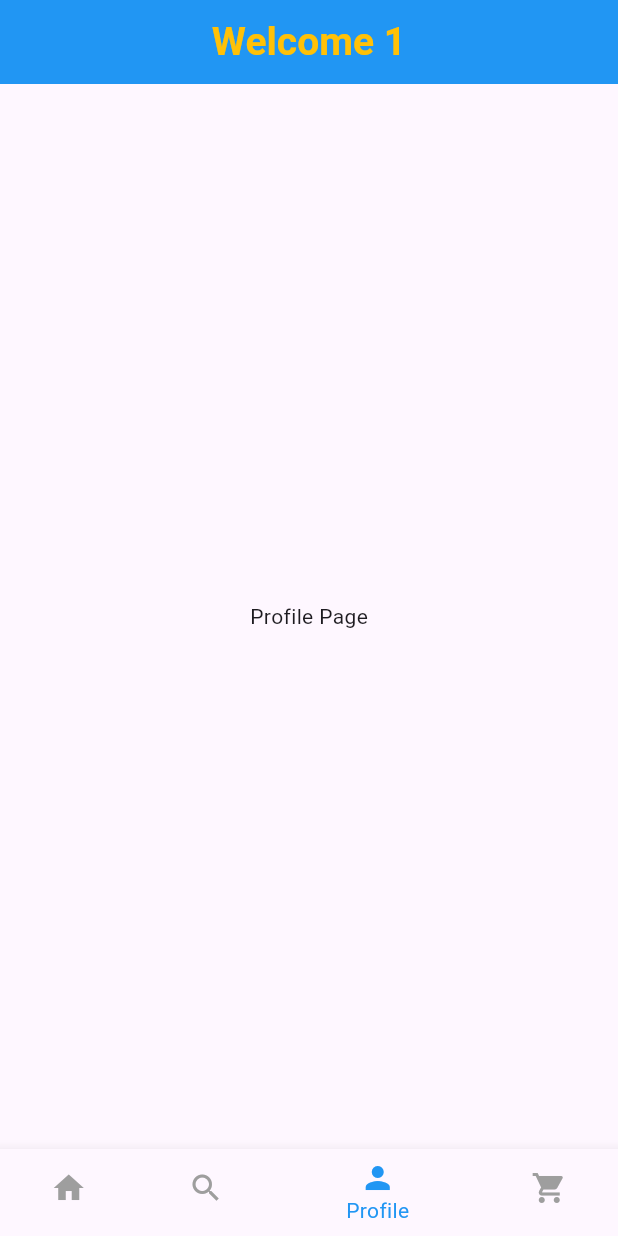
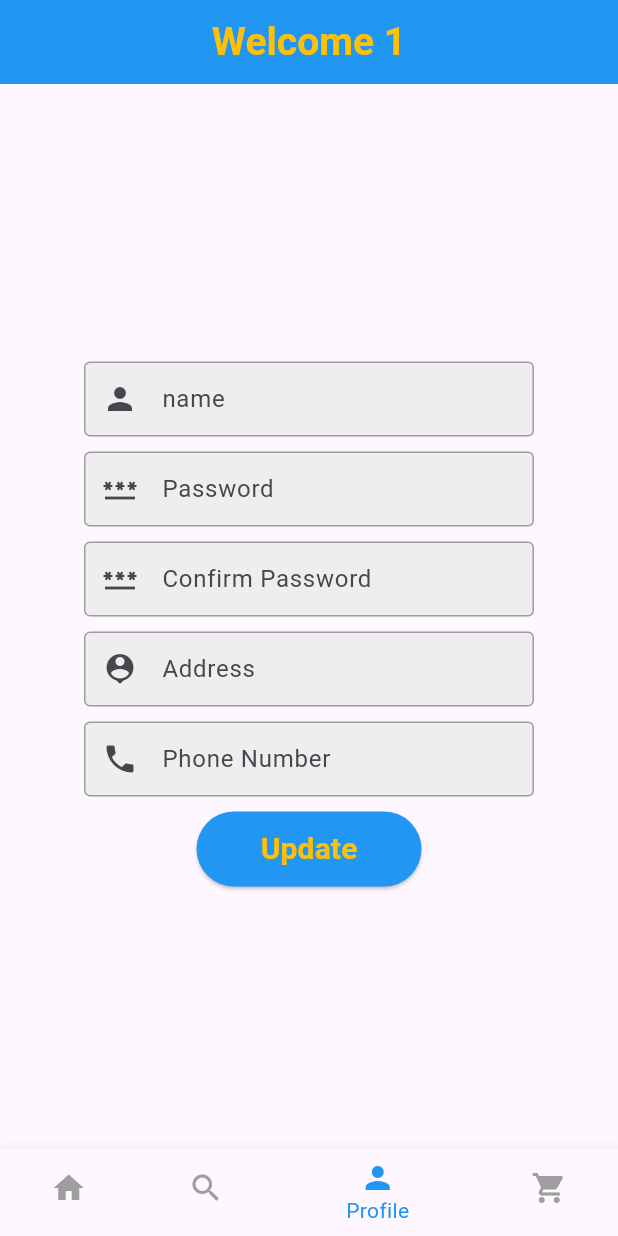
Before and after one commit to MINA000000/design_pattern, a Flutter app: the screen it shows after launch, item 3 of the bottom bar chosen, on a phone screen of 412 x 824 dp. Run offline on Flutter 3.47's test engine with Material 3 defaults, Android fonts, the phone set to English and light mode, and no system bars; our stand-ins replace sqflite, sqflite_common_ffi; accounts and stored records are empty.

Commit message:
profile update done

```diff
--- a/lib/home_screen.dart
+++ b/lib/home_screen.dart
@@ -1,6 +1,6 @@
 import 'package:design_pattern/cart_page.dart';
 import 'package:design_pattern/home_page.dart';
-import 'package:design_pattern/profile_page.dart';
+import 'package:design_pattern/profile/profile_page.dart';
 import 'package:design_pattern/search_page.dart';
 import 'package:flutter/material.dart';
 
@@ -22,7 +22,7 @@ class _HomeScreenState extends State<HomeScreen> {
     _pages = [
       HomePage(id_customer: widget.id_customer),
       SearchPage(),
-      ProfilePage(),
+      ProfilePage(customer_id: widget.id_customer,),
       CartPage( customer_id: 1,),
     ];
   }
--- a/lib/main.dart
+++ b/lib/main.dart
@@ -1,5 +1,7 @@
 import 'package:design_pattern/home_screen.dart';
 import 'package:design_pattern/login_singup/first_screen.dart';
+import 'package:design_pattern/login_singup/sign_up.dart';
+import 'package:design_pattern/profile/profile_page.dart';
 import 'package:flutter/material.dart';
 import 'package:provider/provider.dart';
 import 'package:sqflite_common_ffi/sqflite_ffi.dart';
--- /dev/null
+++ b/lib/profile/profile_page.dart
@@ -0,0 +1,281 @@
+import 'package:design_pattern/home_screen.dart';
+import 'package:design_pattern/single_data_base.dart';
+import 'package:flutter/material.dart';
+
+class ProfilePage extends StatefulWidget {
+  int customer_id;
+
+  ProfilePage({required this.customer_id});
+
+  @override
+  State<ProfilePage> createState() => _ProfilePageState();
+}
+
+class _ProfilePageState extends State<ProfilePage> {
+  bool isEmailTaken = false;
+  bool isNameTaken = false;
+  bool isFieldEmpty = false;
+
+  TextEditingController _nameController = TextEditingController();
+  TextEditingController _passwordController = TextEditingController();
+  TextEditingController _confirmPasswordController = TextEditingController();
+  TextEditingController _addressController = TextEditingController();
+  TextEditingController _phoneController = TextEditingController();
+  String buttonName = "Update";
+  Color color = Colors.blue;
+
+  @override
+  Widget build(BuildContext context) {
+    return Scaffold(
+      body: Column(
+        mainAxisAlignment: MainAxisAlignment.center,
+        children: [
+          // Email TextField
+          SizedBox(
+            height: 10,
+          ),
+          TextFieldWidget(
+              hintText: "Enter your Name",
+              textInputType: TextInputType.text,
+              controller: _nameController,
+              icon: Icons.person,
+              isTaken: isNameTaken,
+              isFieldEmpty: isFieldEmpty,
+              labelText: "name"),
+
+          SizedBox(
+            height: 10,
+          ),
+          TextFieldWidget(
+              hintText: "Enter your Password",
+              textInputType: TextInputType.visiblePassword,
+              controller: _passwordController,
+              icon: Icons.password,
+              isTaken: false,
+              isFieldEmpty: isFieldEmpty,
+              labelText: "Password"),
+
+          SizedBox(
+            height: 10,
+          ),
+          TextFieldWidget(
+              hintText: "confirm Password",
+              textInputType: TextInputType.visiblePassword,
+              controller: _confirmPasswordController,
+              icon: Icons.password,
+              isTaken: false,
+              isFieldEmpty: isFieldEmpty,
+              labelText: "Confirm Password"),
+
+          SizedBox(
+            height: 10,
+          ),
+          TextFieldWidget(
+              hintText: "Enter your Address",
+              textInputType: TextInputType.text,
+              controller: _addressController,
+              icon: Icons.location_history,
+              isTaken: false,
+              isFieldEmpty: isFieldEmpty,
+              labelText: "Address"),
+
+          SizedBox(
+            height: 10,
+          ),
+          TextFieldWidget(
+              hintText: "Enter your phone number",
+              textInputType: TextInputType.text,
+              controller: _phoneController,
+              icon: Icons.phone,
+              isTaken: false,
+              isFieldEmpty: isFieldEmpty,
+              labelText: "Phone Number"),
+
+          SizedBox(height: 10),
+          // Sign Up Button
+          Center(
+            child: SizedBox(
+              width: 150,
+              height: 50,
+              child: ElevatedButton(
+                onPressed: () async {
+                  // List<Map> responseall = await Database.database.readData("SELECT * FROM customers");
+                  // print(responseall);
+                  // return;
+                  if (_nameController.text.isEmpty ||
+                      _phoneController.text.isEmpty ||
+                      _addressController.text.isEmpty ||
+                      _confirmPasswordController.text.isEmpty ||
+                      _passwordController.text.isEmpty) {
+                    isFieldEmpty = true;
+                    setState(() {});
+                    return;
+                  }
+                  String sql =
+                      "SELECT * FROM customers WHERE username = '${_nameController.text}'";
+                  List<Map> response = await Database.database.readData(sql);
+                  print(response);
+                  if (response.length >= 2 ||
+                      (response.length == 1 &&
+                          response[0]['id_customer'] != widget.customer_id)) {
+                    print("Name already exist========================");
+                    isNameTaken = true;
+                    setState(() {});
+                    return;
+                  }
+
+                  if (_passwordController.text !=
+                      _confirmPasswordController.text) {
+                    buttonName = "Wrong pas";
+                    color = Colors.red;
+                    setState(() {});
+                    return;
+                  }
+                  int res = await Database.database.updateData('''
+                      UPDATE customers
+                      SET username = '${_nameController.text}', password = '${_passwordController.text}', address = '${_addressController.text}', phone = '${_phoneController.text}'
+                      WHERE id_customer = ${widget.customer_id};
+                      ''');
+                  if (res > 0) {
+                    print("done baby ================================");
+                    buttonName = "Done";
+                    color = Colors.green;
+                    _nameController.clear();
+                    _passwordController.clear();
+                    _confirmPasswordController.clear();
+                    _addressController.clear();
+                    _phoneController.clear();
+                    setState(() {});
+                  }
+                  print(res);
+                },
+                child: Text(
+                  buttonName,
+                  style: TextStyle(
+                      color: Colors.amber,
+                      fontSize: 20,
+                      fontWeight: FontWeight.bold),
+                ),
+                style: ElevatedButton.styleFrom(
+                  backgroundColor: color,
+                ),
+              ),
+            ),
+          ),
+        ],
+      ),
+    );
+  }
+}
+
+class TextFieldWidget extends StatelessWidget {
+  String hintText;
+
+  String labelText;
+  IconData icon;
+
+  TextInputType textInputType;
+  TextEditingController controller;
+  bool isTaken;
+  bool isFieldEmpty;
+
+  TextFieldWidget(
+      {required this.hintText,
+      required this.textInputType,
+      required this.controller,
+      required this.icon,
+      required this.isTaken,
+      required this.isFieldEmpty,
+      required this.labelText});
+
+  @override
+  Widget build(BuildContext context) {
+    return Center(
+      child: SizedBox(
+        width: 300,
+        height: 50,
+        child: TextField(
+          obscureText: icon == Icons.password ? true : false,
+          controller: controller,
+          decoration: InputDecoration(
+            hintText: hintText,
+            labelText: labelText,
+            prefixIcon: Icon(icon),
+            border: OutlineInputBorder(
+              borderRadius: BorderRadius.circular(10.0),
+            ),
+            focusedBorder: OutlineInputBorder(
+              borderSide: BorderSide(color: Colors.blue, width: 2.0),
+            ),
+            enabledBorder: OutlineInputBorder(
+              borderSide: BorderSide(
+                color: isTaken
+                    ? Colors.red
+                    : (isFieldEmpty ? Colors.red : Colors.grey),
+                width: 1.0,
+              ),
+            ),
+            filled: true,
+            fillColor: Colors.grey[200],
+          ),
+          keyboardType: textInputType,
+        ),
+      ),
+    );
+  }
+}
+/*
+
+
+// String sql = "SELECT * FROM customers";
+                  // List<Map> response = await Database.database.readData(sql);
+                  // print(response);
+                  // return;
+                  String email = _emailController.text;
+                  String password = _passwordController.text;
+                  String name = _nameController.text;
+                  String address = _addressController.text;
+                  String phone = _phoneController.text;
+
+                  // Step 1: Check if any field is empty
+                  setState(() {
+                    isFieldEmpty = email.isEmpty || name.isEmpty || password.isEmpty || address.isEmpty || phone.isEmpty;
+                  });
+
+                  // Step 2: Check if email or name already exists in the database
+                  if (!isFieldEmpty) {
+                    String checkEmailSql = "SELECT * FROM customers WHERE email = '$email' OR username = '$name'";
+                    var result = await Database.database.readData(checkEmailSql);
+
+                    setState(() {
+                      isEmailTaken = result.isNotEmpty && result[0]['email'] == email;
+                      isNameTaken = result.isNotEmpty && result[0]['username'] == name;
+                    });
+
+                    if (isEmailTaken || isNameTaken) {
+                      print(result);
+                      print("Email or Name already exists! Please use a different one.");
+                      return;
+                    }
+
+                    // Step 3: Insert user if no duplicates and no empty fields
+                    String sql = '''
+                      INSERT INTO customers (email, password, username, address, phone)
+                      VALUES ('$email', '$password', '$name', '$address', '$phone');
+                    ''';
+
+                    int response = await Database.database.insertData(sql);
+
+                    if (response >= 1) {
+                      Navigator.pushAndRemoveUntil(
+                        context,
+                        MaterialPageRoute(builder: (context) => HomeScreen(id_customer: response)),
+                            (Route<dynamic> route) => false, // This removes all previous routes
+                      );
+                      print("Sign Up successfully");
+                    } else {
+                      print("Failed to sign up");
+                    }
+                  }
+
+ */
--- a/lib/profile_page.dart
+++ /dev/null
@@ -1,15 +0,0 @@
-import 'package:flutter/material.dart';
-
-class ProfilePage extends StatefulWidget {
-  const ProfilePage({super.key});
-
-  @override
-  State<ProfilePage> createState() => _ProfilePageState();
-}
-
-class _ProfilePageState extends State<ProfilePage> {
-  @override
-  Widget build(BuildContext context) {
-    return Center(child: Text('Profile Page'));
-  }
-}
```
Also changed, not shown: lib/login_singup/sign_up.dart (+53 -154 lines).
